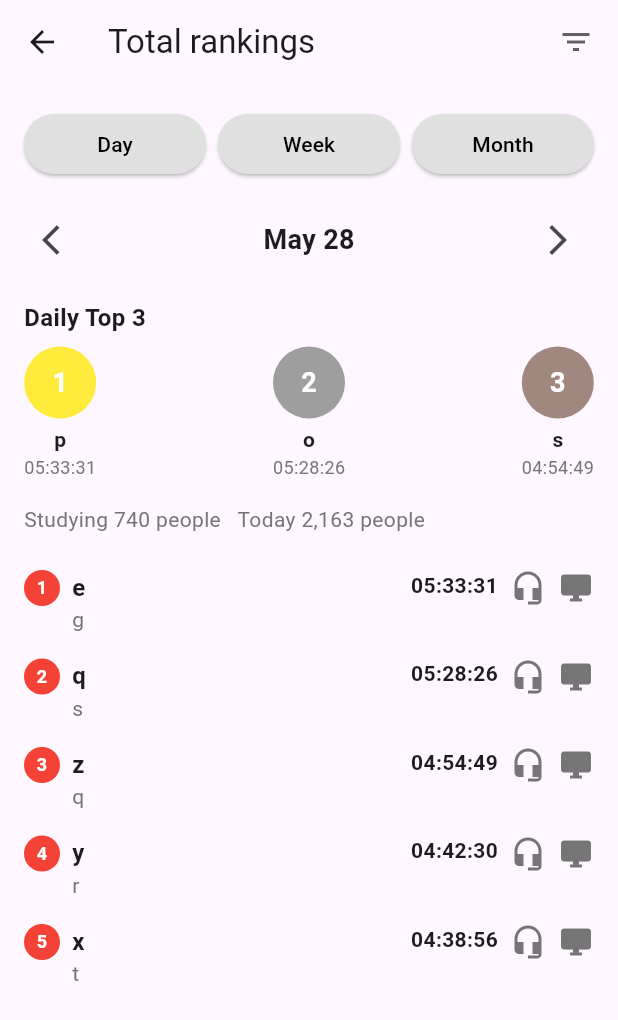
After one commit to stefanusrico/StudyPal, a Flutter app: the LeaderboardPage screen opened directly, on a phone screen of 412 x 824 dp. The commit adds this screen. Shown: the top 1020 px of the screen. Run offline on Flutter 3.47's test engine with Material 3 defaults, Android fonts, the phone set to English and light mode, and no system bars; our stand-ins replace animated_bottom_navigation_bar, file_picker, fl_chart, flutter_chat_types, flutter_chat_ui, flutter_speed_dial and 7 more; missing offline and left inert: jwt_decode; accounts and stored records are empty.

Commit message:
add: leaderboard page

```diff
--- a/StudyPal/flutter_studypal/lib/pages/home_page.dart
+++ b/StudyPal/flutter_studypal/lib/pages/home_page.dart
@@ -1,5 +1,6 @@
 import 'dart:async';
 import 'package:flutter/material.dart';
+import 'package:flutter_studypal/pages/leaderboard_page.dart';
 import 'package:http/http.dart' as http;
 import 'package:intl/intl.dart';
 import 'dart:convert';
--- /dev/null
+++ b/StudyPal/flutter_studypal/lib/pages/leaderboard_page.dart
@@ -0,0 +1,223 @@
+import 'package:flutter/material.dart';
+
+class LeaderboardPage extends StatelessWidget {
+  const LeaderboardPage({super.key});
+
+  @override
+  Widget build(BuildContext context) {
+    return Scaffold(
+      appBar: AppBar(
+        title: const Text('Total rankings'),
+        actions: [
+          Padding(
+            padding: const EdgeInsets.only(right: 16.0),
+            child: DropdownButton<String>(
+              icon: const Icon(Icons.filter_list),
+              underline: const SizedBox(),
+              items: ['All', 'Option 2', 'Option 3'].map((String value) {
+                return DropdownMenuItem<String>(
+                  value: value,
+                  child: Text(value),
+                );
+              }).toList(),
+              onChanged: (_) {},
+            ),
+          ),
+        ],
+      ),
+      body: Padding(
+        padding: const EdgeInsets.all(16.0),
+        child: Column(
+          crossAxisAlignment: CrossAxisAlignment.start,
+          children: [
+            Row(
+              children: [
+                Expanded(
+                  child: ElevatedButton(
+                    onPressed: () {},
+                    style: ElevatedButton.styleFrom(
+                      foregroundColor: Colors.black,
+                      backgroundColor: Colors.grey[300],
+                    ),
+                    child: const Text('Day'),
+                  ),
+                ),
+                const SizedBox(width: 8.0),
+                Expanded(
+                  child: ElevatedButton(
+                    onPressed: () {},
+                    style: ElevatedButton.styleFrom(
+                      foregroundColor: Colors.black,
+                      backgroundColor: Colors.grey[300],
+                    ),
+                    child: const Text('Week'),
+                  ),
+                ),
+                const SizedBox(width: 8.0),
+                Expanded(
+                  child: ElevatedButton(
+                    onPressed: () {},
+                    style: ElevatedButton.styleFrom(
+                      foregroundColor: Colors.black,
+                      backgroundColor: Colors.grey[300],
+                    ),
+                    child: const Text('Month'),
+                  ),
+                ),
+              ],
+            ),
+            const SizedBox(height: 16.0),
+            Row(
+              mainAxisAlignment: MainAxisAlignment.spaceBetween,
+              children: [
+                IconButton(
+                  onPressed: () {},
+                  icon: const Icon(Icons.arrow_back_ios),
+                ),
+                const Text(
+                  'May 28',
+                  style: TextStyle(
+                    fontSize: 18.0,
+                    fontWeight: FontWeight.bold,
+                  ),
+                ),
+                IconButton(
+                  onPressed: () {},
+                  icon: const Icon(Icons.arrow_forward_ios),
+                ),
+              ],
+            ),
+            const SizedBox(height: 16.0),
+            const Text(
+              'Daily Top 3',
+              style: TextStyle(
+                fontSize: 16.0,
+                fontWeight: FontWeight.bold,
+              ),
+            ),
+            const SizedBox(height: 8.0),
+            Row(
+              mainAxisAlignment: MainAxisAlignment.spaceBetween,
+              children: [
+                _buildRankingCard('1', 'p', '05:33:31', Colors.yellow),
+                _buildRankingCard('2', 'o', '05:28:26', Colors.grey),
+                _buildRankingCard('3', 's', '04:54:49', Colors.brown.shade300),
+              ],
+            ),
+            const SizedBox(height: 16.0),
+            Text(
+              'Studying 740 people   Today 2,163 people',
+              style: TextStyle(
+                fontSize: 14.0,
+                color: Colors.grey[600],
+              ),
+            ),
+            const SizedBox(height: 16.0),
+            _buildRankingItem('1', 'e', 'g', '05:33:31'),
+            _buildRankingItem('2', 'q', 's', '05:28:26'),
+            _buildRankingItem('3', 'z', 'q', '04:54:49'),
+            _buildRankingItem('4', 'y', 'r', '04:42:30'),
+            _buildRankingItem('5', 'x', 't', '04:38:56'),
+          ],
+        ),
+      ),
+    );
+  }
+
+  Widget _buildRankingCard(String rank, String name, String time, Color color) {
+    return Column(
+      children: [
+        CircleAvatar(
+          radius: 24.0,
+          backgroundColor: color,
+          child: Text(
+            rank,
+            style: const TextStyle(
+              fontSize: 18.0,
+              fontWeight: FontWeight.bold,
+              color: Colors.white,
+            ),
+          ),
+        ),
+        const SizedBox(height: 4.0),
+        Text(
+          name,
+          style: const TextStyle(
+            fontSize: 14.0,
+            fontWeight: FontWeight.bold,
+          ),
+        ),
+        Text(
+          time,
+          style: TextStyle(
+            fontSize: 12.0,
+            color: Colors.grey[600],
+          ),
+        ),
+      ],
+    );
+  }
+
+  Widget _buildRankingItem(
+      String rank, String name, String category, String time) {
+    return Padding(
+      padding: const EdgeInsets.symmetric(vertical: 8.0),
+      child: Row(
+        crossAxisAlignment: CrossAxisAlignment.start,
+        children: [
+          CircleAvatar(
+            radius: 12.0,
+            backgroundColor: Colors.red,
+            child: Text(
+              rank,
+              style: const TextStyle(
+                fontSize: 12.0,
+                fontWeight: FontWeight.bold,
+                color: Colors.white,
+              ),
+            ),
+          ),
+          const SizedBox(width: 8.0),
+          Expanded(
+            child: Column(
+              crossAxisAlignment: CrossAxisAlignment.start,
+              children: [
+                Text(
+                  name,
+                  style: const TextStyle(
+                    fontSize: 16.0,
+                    fontWeight: FontWeight.bold,
+                  ),
+                ),
+                Text(
+                  category,
+                  style: TextStyle(
+                    fontSize: 14.0,
+                    color: Colors.grey[600],
+                  ),
+                ),
+              ],
+            ),
+          ),
+          Text(
+            time,
+            style: const TextStyle(
+              fontSize: 14.0,
+              fontWeight: FontWeight.bold,
+            ),
+          ),
+          const SizedBox(width: 8.0),
+          Icon(
+            Icons.headset_mic,
+            color: Colors.grey[600],
+          ),
+          const SizedBox(width: 8.0),
+          Icon(
+            Icons.desktop_windows,
+            color: Colors.grey[600],
+          ),
+        ],
+      ),
+    );
+  }
+}
```
